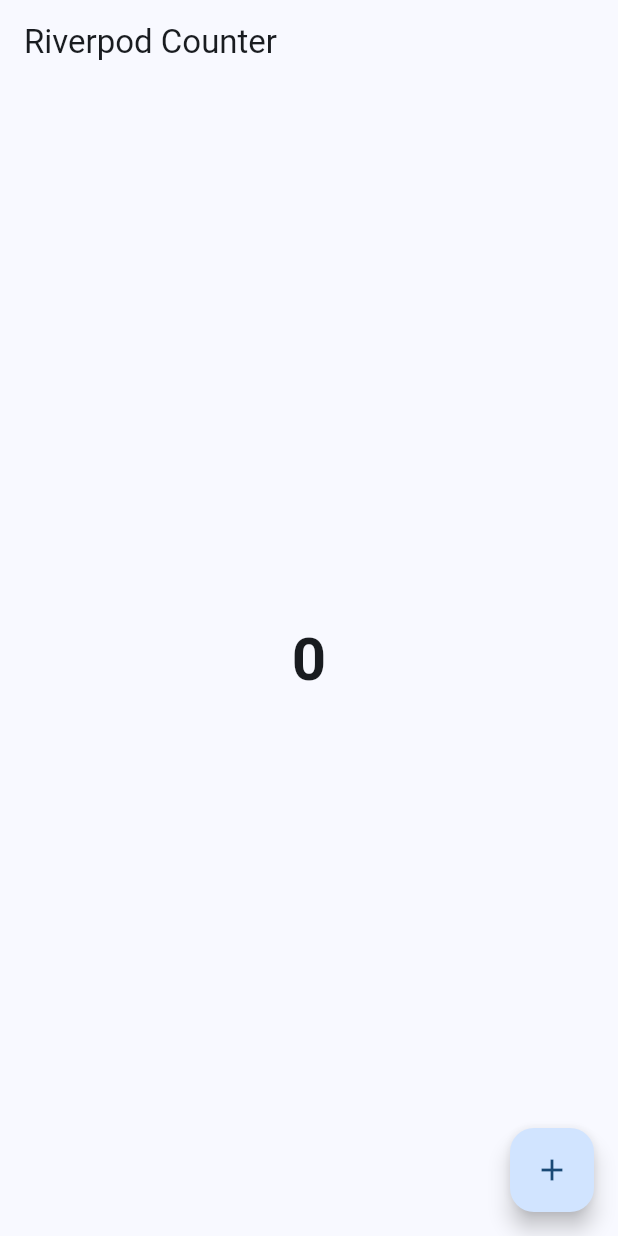
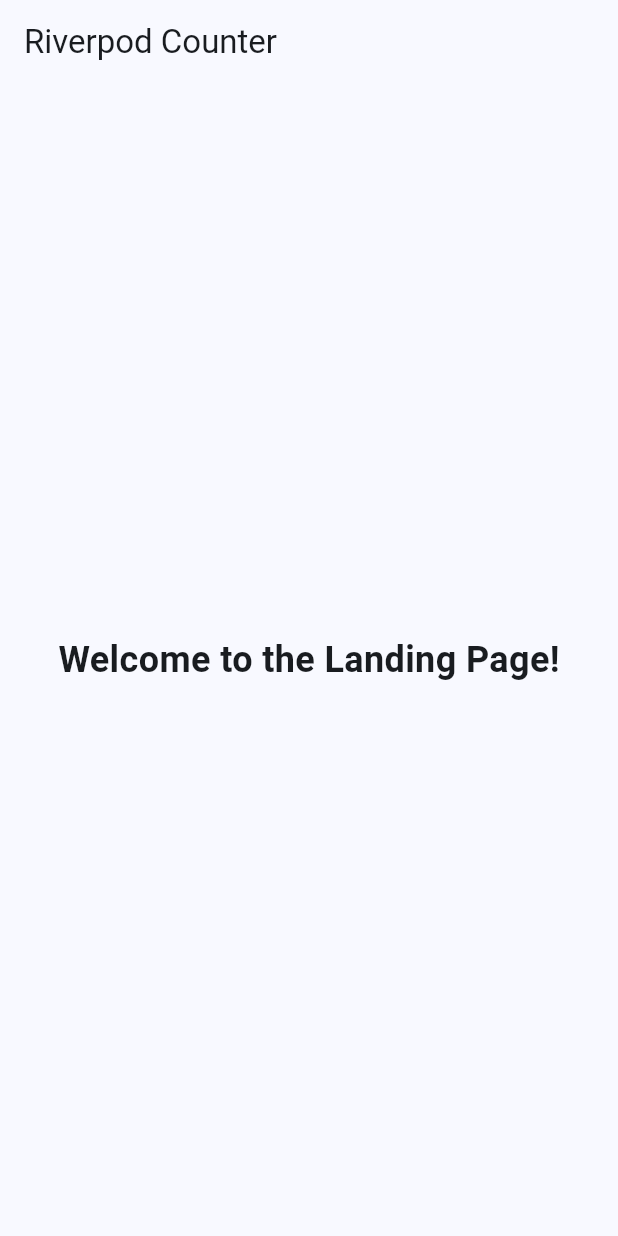
Before and after one commit to AyushGupta11442/gcollector_mobile, a Flutter app: the screen it shows after launch, on a phone screen of 412 x 824 dp. Run offline on Flutter 3.47's test engine with Material 3 defaults, Android fonts, the phone set to English and light mode, and no system bars; our stand-ins replace flutter_riverpod, hooks_riverpod.

Commit message:
added basic o landing page

```diff
--- a/lib/app.dart
+++ b/lib/app.dart
@@ -11,25 +11,25 @@
 // ✅ dark mode
 // ✅ localization
 
-import 'package:flutter/material.dart';
+// import 'package:flutter/material.dart';
 
-import 'routes/app_router.dart';
+// import 'routes/app_router.dart';
 
-class MyApp extends StatelessWidget {
-  const MyApp({super.key});
+// class MyApp extends StatelessWidget {
+//   const MyApp({super.key});
 
-  @override
-  Widget build(BuildContext context) {
-    return MaterialApp.router(
-      debugShowCheckedModeBanner: false,
+//   @override
+//   Widget build(BuildContext context) {
+//     return MaterialApp.router(
+//       debugShowCheckedModeBanner: false,
 
-      title: 'GCollector',
+//       title: 'GCollector',
 
-      theme: ThemeData(
-        useMaterial3: true,
-      ),
+//       theme: ThemeData(
+//         useMaterial3: true,
+//       ),
 
-      routerConfig: appRouter,
-    );
-  }
-}
+//       routerConfig: appRouter,
+//     );
+//   }
+// }
--- a/lib/features/landing_page/presentation/screens/landing_page_screen.dart
+++ b/lib/features/landing_page/presentation/screens/landing_page_screen.dart
@@ -1 +1,17 @@
 import 'package:flutter/material.dart';
+
+class LandingPageScreen extends StatelessWidget {
+  const LandingPageScreen({super.key});
+
+  @override
+  Widget build(BuildContext context) {
+    return Scaffold(
+      body: Center(
+        child: Text(
+          'Welcome to the Landing Page!',
+          style: TextStyle(fontSize: 24, fontWeight: FontWeight.bold),
+        ),
+      ),
+    );
+  }
+}
--- a/lib/main.dart
+++ b/lib/main.dart
@@ -8,6 +8,7 @@
 
 import 'package:flutter/material.dart';
 import 'package:flutter_riverpod/flutter_riverpod.dart';
+import 'package:gcollector_mobile/features/landing_page/presentation/screens/landing_page_screen.dart';
 import 'package:hooks_riverpod/legacy.dart';
 
 void main() {
@@ -61,22 +62,9 @@ class HomeScreen extends ConsumerWidget {
       appBar: AppBar(
         title: const Text('Riverpod Counter'),
       ),
-      body: Center(
-        child: Text(
-          '$counter',
-          style: const TextStyle(
-            fontSize: 40,
-            fontWeight: FontWeight.bold,
-          ),
-        ),
-      ),
-      floatingActionButton: FloatingActionButton(
-        onPressed: () {
-          // Update state
-          ref.read(counterProvider.notifier).state++;
-        },
-        child: const Icon(Icons.add),
-      ),
+      body: Scaffold(
+        body: LandingPageScreen(),
+      )
     );
   }
 }
--- a/lib/routes/app_router.dart
+++ b/lib/routes/app_router.dart
@@ -1,24 +1,24 @@
-import 'package:go_router/go_router.dart';
+// import 'package:go_router/go_router.dart';
 
-import '../features/home/presentation/screens/home_screen.dart';
-import '../features/auth/presentation/screens/login_screen.dart';
+// import '../features/home/presentation/screens/home_screen.dart';
+// import '../features/auth/presentation/screens/login_screen.dart';
 
-final appRouter = GoRouter(
-  initialLocation: '/',
+// final appRouter = GoRouter(
+//   initialLocation: '/',
 
-  routes: [
-    GoRoute(
-      path: '/',
-      builder: (context, state) {
-        return const HomeScreen();
-      },
-    ),
+//   routes: [
+//     GoRoute(
+//       path: '/',
+//       builder: (context, state) {
+//         return const HomeScreen();
+//       },
+//     ),
 
-    GoRoute(
-      path: '/login',
-      builder: (context, state) {
-        return const LoginScreen();
-      },
-    ),
-  ],
-);
+//     GoRoute(
+//       path: '/login',
+//       builder: (context, state) {
+//         return const LoginScreen();
+//       },
+//     ),
+//   ],
+// );
```
Also changed, not shown: lib/core/theme/app_theme.dart (added, +59 -0 lines), lib/core/utils/size.dart (added, +21 -0 lines), lib/shared/widgets/container.dart (added, +44 -0 lines).
